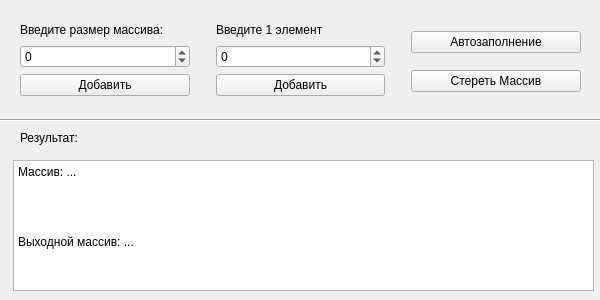
Above: LabWork_4/Task_3/mainwindow.ui from Max2772/FoA-P-2-Semester- before the change. Below: the same form after it.
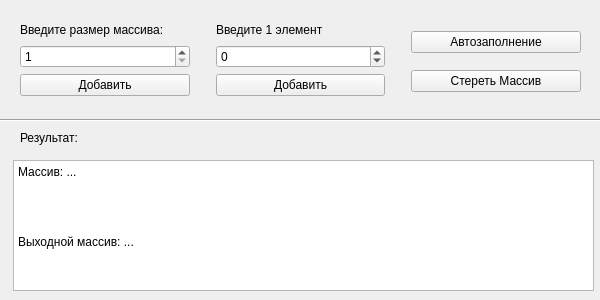
That is the form after the change. Icons and pictures are not drawn.

```diff
--- a/LabWork_4/Task_3/mainwindow.ui
+++ b/LabWork_4/Task_3/mainwindow.ui
@@ -54,10 +54,10 @@
        <item>
         <widget class="QSpinBox" name="spinBoxSize">
          <property name="minimum">
-          <number>-2147483647</number>
+          <number>1</number>
          </property>
          <property name="maximum">
-          <number>2147483647</number>
+          <number>200</number>
          </property>
         </widget>
        </item>
```
Left out of the diff: 4 changed lines with no effect on the pictures.
